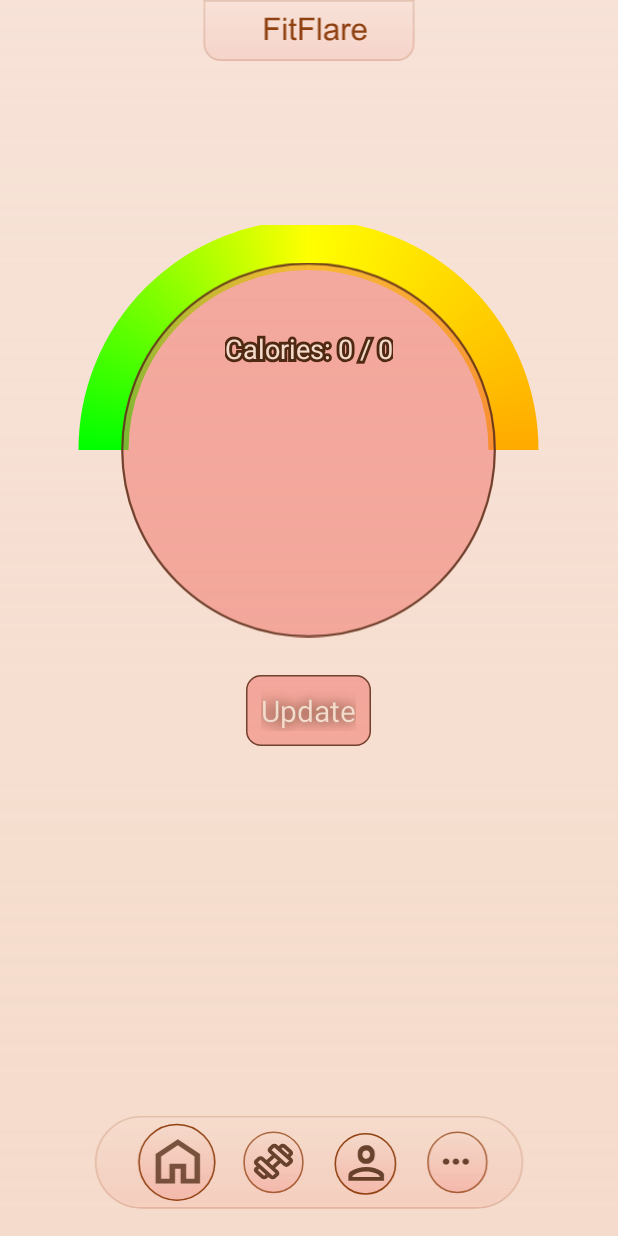
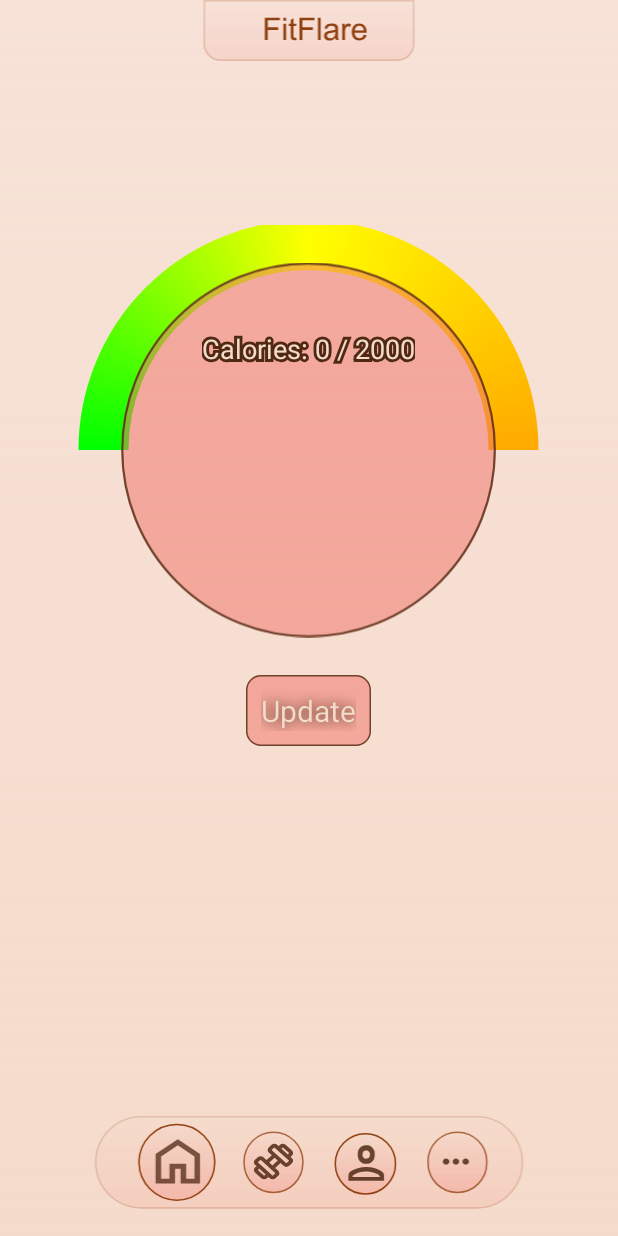
Before and after one commit to sneri12pic/FitnessApp, an Android app: the screen it shows after launch (HomeActivity), after a tap on "Start", on a phone screen of 412 x 824 dp. Run offline under Robolectric (Android 15) with nearby library versions, the light colour scheme and no system bars; our stand-ins replace CircleImageView, Room's generated code.

Commit message:
feat: Migrate app from version 1 to 2 and add CaloriesTracker
- Migrated database from version 1 to version 2
- Added new CaloriesTracker table for tracking user calories
- Implemented saving and displaying of calorie data
- Verified that data is correctly stored and displayed in the app

```diff
--- a/app/src/main/java/com/example/fitnessapp/HomeActivity.java
+++ b/app/src/main/java/com/example/fitnessapp/HomeActivity.java
@@ -1,90 +1,123 @@
 package com.example.fitnessapp;
 
-import android.content.Context;
+
 import android.content.Intent;
 import android.os.Bundle;
 import android.view.View;
 import android.widget.Button;
 import android.widget.EditText;
-import android.view.inputmethod.InputMethodManager;
 import android.widget.ImageView;
 import android.widget.TextView;
 import androidx.appcompat.app.AppCompatActivity;
+import androidx.room.Room;
+
+import com.example.fitnessapp.dao.CaloriesTrackerDao;
+import com.example.fitnessapp.dao.UserProfileDao;
+import com.example.fitnessapp.db.AppDatabase;
+import com.example.fitnessapp.model.CaloriesTracker;
+import com.example.fitnessapp.model.UserProfile;
+
+import java.util.Date;
+import java.util.List;
+
+import java.util.concurrent.ExecutorService;
+import java.util.concurrent.Executors;
 
 
 public class HomeActivity extends AppCompatActivity {
-    private Button profile;
-    private Button home;
-    private Button exercise;
-    private Button settings;
-    private Button updateButton;
-    private EditText editText;
-    private TextView stepsCounterFilled;
-    private TextView stepsCounterFilledStroked;
+
+    private CaloriesTrackerDao daoCalories;
+    private UserProfileDao daoProfile;
+    private UserProfile currentUser;
+    private int caloriesLimit;
+    private float percent;
 
     private EditText inputLimit, inputCalories;
     private TextView statusText;
     private GaugeView gaugeView;
-    private int calorieLimit = 2000;
-    private int consumedCalories = 0;
     private ImageView imgAddFood;
 
+    private Button btnAddFood, updateButton;
     private boolean isEditTextVisible = false;
+    private int consumedCalories = 0;
+    private int calFood = 0;
+
     @Override
     protected void onCreate(Bundle savedInstanceState) {
         super.onCreate(savedInstanceState);
         setContentView(R.layout.activity_home);
 
-        profile = findViewById(R.id.btn_profile);
-        home = findViewById(R.id.btn_home);
-        exercise = findViewById(R.id.btn_exercise);
-        settings = findViewById(R.id.btn_settings);
-        updateButton = findViewById(R.id.btn_update);
+        // Create an instance of database(To Save CaloriesTracker data)
+        AppDatabase db = Room.databaseBuilder(getApplicationContext(), AppDatabase.class, "fitness_db")
+                .addMigrations(AppDatabase.MIGRATION_1_2)
+                .build();
 
-        editText = findViewById(R.id.editText);
-        stepsCounterFilled = findViewById(R.id.steps_counter_filled);
-        stepsCounterFilledStroked = findViewById(R.id.steps_counter_filled_stroked);
+        daoCalories = db.caloriesTrackerDao();
+        daoProfile = db.userProfileDao();
 
-        inputLimit = findViewById(R.id.inputLimit);
+        CaloriesTracker caloriesTracker = new CaloriesTracker();
+
+        // Calorie Tracker UI binders
+        inputLimit = findViewById(R.id.input_limit);
         inputCalories = findViewById(R.id.inputCalories);
         statusText = findViewById(R.id.statusText);
         gaugeView = findViewById(R.id.gaugeView);
         imgAddFood = findViewById(R.id.img_add_food);
+        btnAddFood = findViewById(R.id.btnAddFood);
+        updateButton = findViewById(R.id.btn_update);
 
-        Button btnAddFood = findViewById(R.id.btnAddFood);
+        ExecutorService executor = Executors.newSingleThreadExecutor();
+        executor.execute(() -> {
+            // Check if user exists
+            List<UserProfile> allUsers = daoProfile.getAllProfiles();
+            if (allUsers.isEmpty()) {
+                // Create default user
+                UserProfile newUser = new UserProfile();
+                newUser.name = "Alex";
+                newUser.caloriesLimit = 2000; // default limit
+                daoProfile.insertProfile(newUser);
+
+                allUsers = daoProfile.getAllProfiles();
+            }
+
+            // Use the first user
+            currentUser = allUsers.get(0);
+            int currentUserId = currentUser.id;
+            caloriesLimit = currentUser.caloriesLimit;
+
+            // Load consumed calories for this user
+            List<CaloriesTracker> entries = daoCalories.getEntriesForUser(currentUserId);
+            consumedCalories = 0;
+            for (CaloriesTracker entry : entries) {
+                consumedCalories += entry.calories;
+            }
+            percent = (float) consumedCalories / caloriesLimit;
+
+            // Update UI on main thread
+            runOnUiThread(() -> {
+                gaugeView.setPercent(percent);
+                statusText.setText("Calories: " + consumedCalories + " / " + caloriesLimit);
+
+                // Safe to use userProfile and daoProfile
                 btnAddFood.setOnClickListener(v -> {
+
                     String foodStr = inputCalories.getText().toString();
                     if (!foodStr.isEmpty()) {
-                consumedCalories += Integer.parseInt(foodStr);
-            }
+                        calFood = Integer.parseInt(foodStr);
+
+                        // Insert consumed calories to DataBase
+                        CaloriesTracker newEntry = new CaloriesTracker();
+
+                        newEntry.calories = calFood;
+                        consumedCalories += calFood;
+                        newEntry.date = new Date();
+                        newEntry.userId = currentUserId;
+                        executor.execute(() -> daoCalories.insert(newEntry));
+
                         inputCalories.setText("");
-            float percent = (float) consumedCalories / calorieLimit;
+                        percent = (float) consumedCalories / caloriesLimit;
                         gaugeView.setPercent(percent);
-            statusText.setText("Calories: " + consumedCalories + " / " + calorieLimit);
-        });
-
-        profile.setOnClickListener(new View.OnClickListener() {
-            public void onClick(View v) {
-                Intent intent = new Intent(HomeActivity.this, ProfileActivity.class);
-                startActivity(intent);
-            }
-        });
-        home.setOnClickListener(new View.OnClickListener() {
-            public void onClick(View v) {
-                Intent intent = new Intent(HomeActivity.this, HomeActivity.class);
-                startActivity(intent);
-            }
-        });
-        exercise.setOnClickListener(new View.OnClickListener() {
-            public void onClick(View v) {
-                Intent intent = new Intent(HomeActivity.this, ExerciseActivity.class);
-                startActivity(intent);
-            }
-        });
-        settings.setOnClickListener(new View.OnClickListener() {
-            public void onClick(View v) {
-                Intent intent = new Intent(HomeActivity.this, SettingsActivity.class);
-                startActivity(intent);
+                        statusText.setText("Calories: " + consumedCalories + " / " + caloriesLimit);
                     }
                 });
                 updateButton.setOnClickListener(v -> {
@@ -94,30 +127,22 @@ public class HomeActivity extends AppCompatActivity {
                         imgAddFood.setVisibility(View.INVISIBLE);
                         inputLimit.setVisibility(View.VISIBLE);
 
-                // Get text from the EditText
-                String inputText = editText.getText().toString();
-                // Set the input text to the TextViews
-                stepsCounterFilled.setText(inputText);
-                stepsCounterFilledStroked.setText(inputText);
-                // Show the TextViews and hide the EditText
-                stepsCounterFilled.setVisibility(View.VISIBLE);
-                stepsCounterFilledStroked.setVisibility(View.VISIBLE);
-                editText.setVisibility(View.INVISIBLE);
-                // Clear focus and hide the keyboard
-                editText.clearFocus();
-                InputMethodManager imm = (InputMethodManager) getSystemService(Context.INPUT_METHOD_SERVICE);
-                imm.hideSoftInputFromWindow(editText.getWindowToken(), 0);
                         // Update the flag
                         isEditTextVisible = true;
                     } else {
+                        // Input Calories Limit to Database
                         String limitStr = inputLimit.getText().toString();
 
                         if (!limitStr.isEmpty()) {
-                    calorieLimit = Integer.parseInt(limitStr);
+                            currentUser.caloriesLimit = Integer.parseInt(limitStr);
+
+                            // Inset Calories Limit to DataBase
+                            executor.execute(() -> daoProfile.update(currentUser));
+                            caloriesLimit = currentUser.caloriesLimit;
                         }
-                float percent = (float) consumedCalories / calorieLimit;
+                        percent = (float) consumedCalories / caloriesLimit;
                         gaugeView.setPercent(percent);
-                statusText.setText("Calories: " + consumedCalories + " / " + calorieLimit);
+                        statusText.setText("Calories: " + consumedCalories + " / " + caloriesLimit);
                         inputCalories.setVisibility(View.VISIBLE);
                         btnAddFood.setVisibility(View.VISIBLE);
                         imgAddFood.setVisibility(View.VISIBLE);
@@ -127,6 +152,14 @@ public class HomeActivity extends AppCompatActivity {
                         isEditTextVisible = false;
                     }
                 });
+            });
+        });
+
+        // Bottom panel navigation
+        findViewById(R.id.btn_profile).setOnClickListener(v -> startActivity(new Intent(this, ProfileActivity.class)));
+        findViewById(R.id.btn_home).setOnClickListener(v -> startActivity(new Intent(this, HomeActivity.class)));
+        findViewById(R.id.btn_exercise).setOnClickListener(v -> startActivity(new Intent(this, ExerciseActivity.class)));
+        findViewById(R.id.btn_settings).setOnClickListener(v -> startActivity(new Intent(this, SettingsActivity.class)));
     }
     public void goToProfileActivity(View view) {
         Intent intent = new Intent(this, ProfileActivity.class);
--- /dev/null
+++ b/app/src/main/java/com/example/fitnessapp/dao/CaloriesTrackerDao.java
@@ -0,0 +1,23 @@
+package com.example.fitnessapp.dao;
+
+import androidx.room.Dao;
+import androidx.room.Insert;
+import androidx.room.Query;
+import androidx.room.Delete;
+
+import com.example.fitnessapp.model.CaloriesTracker;
+
+import java.util.List;
+
+@Dao
+public interface CaloriesTrackerDao {
+
+    @Insert
+    void insert(CaloriesTracker caloriesTracker);
+
+    @Query("SELECT * FROM calories_tracker WHERE userId = :userId")
+    List<CaloriesTracker> getEntriesForUser(int userId);
+
+    @Delete
+    void delete(CaloriesTracker entry);
+}
--- a/app/src/main/java/com/example/fitnessapp/dao/UserProfileDao.java
+++ b/app/src/main/java/com/example/fitnessapp/dao/UserProfileDao.java
@@ -4,15 +4,32 @@ import androidx.room.Dao;
 import androidx.room.Insert;
 import androidx.room.OnConflictStrategy;
 import androidx.room.Query;
+import androidx.room.Update;
 
 import com.example.fitnessapp.model.UserProfile;
+
+import java.util.List;
 
 @Dao
 public interface UserProfileDao {
 
+    // Insert a new profile, replace if the same primary key exists
     @Insert(onConflict = OnConflictStrategy.REPLACE)
-    void insertProfile(UserProfile profile);
+    long insertProfile(UserProfile profile);
 
+    // Get all user profiles
     @Query("SELECT * FROM user_profile LIMIT 1")
-    UserProfile getProfile();
+    List<UserProfile> getAllProfiles();
+
+    // Get a user profile by ID
+    @Query("SELECT * FROM user_profile WHERE id = :id LIMIT 1")
+    UserProfile getUserById(int id);
+
+    // Get all profile IDs
+    @Query("SELECT id FROM user_profile")
+    List<Integer> getProfileIds();
+
+    // Update a profile
+    @Update
+    void update(UserProfile userProfile);
 }
--- a/app/src/main/java/com/example/fitnessapp/db/AppDatabase.java
+++ b/app/src/main/java/com/example/fitnessapp/db/AppDatabase.java
@@ -1,12 +1,43 @@
 package com.example.fitnessapp.db;
 
 import androidx.room.Database;
+import androidx.room.TypeConverters;
 import androidx.room.RoomDatabase;
+import androidx.room.migration.Migration;
+import androidx.sqlite.db.SupportSQLiteDatabase;
 
 import com.example.fitnessapp.dao.UserProfileDao;
 import com.example.fitnessapp.model.UserProfile;
 
-@Database(entities = {UserProfile.class}, version = 1)
+import com.example.fitnessapp.dao.CaloriesTrackerDao;
+import com.example.fitnessapp.model.CaloriesTracker;
+import com.example.fitnessapp.util.Converters;
+
+import org.jspecify.annotations.NonNull;
+
+@Database(entities = {UserProfile.class, CaloriesTracker.class}, version = 2)
+@TypeConverters({Converters.class})
 public abstract class AppDatabase extends RoomDatabase {
     public abstract UserProfileDao userProfileDao();
+    public abstract CaloriesTrackerDao caloriesTrackerDao();
+
+    public static final Migration MIGRATION_1_2 = new Migration(1, 2) {
+        @Override
+        public void migrate(@NonNull SupportSQLiteDatabase database) {
+            // Add new column to existing table
+            database.execSQL("ALTER TABLE UserProfile ADD COLUMN calorieLimit INTEGER NOT NULL DEFAULT 0");
+
+            // Create new table CaloriesTracker
+            database.execSQL(
+                    "CREATE TABLE IF NOT EXISTS CaloriesTracker (" +
+                            "id INTEGER PRIMARY KEY AUTOINCREMENT NOT NULL, " +
+                            "userId INTEGER NOT NULL, " +
+                            "date INTEGER NOT NULL, " + // or TEXT, depending on how you store date
+                            "calories INTEGER NOT NULL, " +
+                            "consumedCalories INTEGER NOT NULL, " +
+                            "FOREIGN KEY(userId) REFERENCES UserProfile(id) ON DELETE CASCADE)"
+            );
+        }
+    };
+
 }
--- /dev/null
+++ b/app/src/main/java/com/example/fitnessapp/model/CaloriesTracker.java
@@ -0,0 +1,30 @@
+package com.example.fitnessapp.model;
+
+import androidx.room.ColumnInfo;
+import androidx.room.Entity;
+import androidx.room.PrimaryKey;
+import androidx.room.ForeignKey;
+import java.util.Date;
+
+// Separating CaloriesTracker for a clean database design
+// Accessing UserProfile id using @ForeignKey
+@Entity(
+        tableName = "calories_tracker",
+        foreignKeys = @ForeignKey(
+                entity = UserProfile.class,
+                parentColumns = "id",
+                childColumns = "userId",
+                onDelete = ForeignKey.CASCADE
+        )
+)
+public class CaloriesTracker {
+    @PrimaryKey(autoGenerate = true)
+    public int id;
+    @ColumnInfo(index = true)
+    public int userId;
+    public Date date;
+    // public String foodItem;
+    public int calories;
+    public int consumedCalories;
+
+}
--- a/app/src/main/java/com/example/fitnessapp/model/UserProfile.java
+++ b/app/src/main/java/com/example/fitnessapp/model/UserProfile.java
@@ -9,4 +9,5 @@ public class UserProfile {
 
     public String name;
     public String photoUri;
+    public int caloriesLimit = 2000;
 }
--- a/app/src/main/res/layout/activity_home.xml
+++ b/app/src/main/res/layout/activity_home.xml
@@ -73,7 +73,7 @@
             android:src="@drawable/circlegoal"
             android:visibility="visible"/>
         <EditText
-            android:id="@+id/inputLimit"
+            android:id="@+id/input_limit"
             android:layout_width="wrap_content"
             android:layout_height="wrap_content"
             android:hint="Set Calorie Limit"
@@ -145,51 +145,6 @@
     <RelativeLayout
         android:layout_width="match_parent"
         android:layout_height="wrap_content"
-        android:layout_marginTop="295dp">
-
-        <EditText
-            android:id="@+id/editText"
-            android:layout_width="wrap_content"
-            android:layout_height="wrap_content"
-            android:layout_centerInParent="true"
-            android:gravity="center_horizontal"
-            android:textSize="24sp"
-            android:textColor="#4F2912"
-            android:shadowDx="0"
-            android:shadowDy="0"
-            android:shadowRadius="10"
-            android:hint="Enter a number"
-            android:background="@android:color/transparent"
-            android:visibility="invisible"/>
-        <TextView
-            android:id="@+id/steps_counter_filled"
-            android:layout_width="wrap_content"
-            android:layout_height="wrap_content"
-            android:layout_centerInParent="true"
-            android:layout_marginTop="25dp"
-            android:text="0000"
-            android:textSize="24dp"
-            android:textColor="#4F2912"
-            android:shadowColor="#4F2912"
-            android:shadowDx="0"
-            android:shadowDy="0"
-            android:shadowRadius="10"
-            android:visibility="invisible"/>
-        <TextView
-            android:id="@+id/steps_counter_filled_stroked"
-            android:layout_width="wrap_content"
-            android:layout_height="wrap_content"
-            android:layout_centerInParent="true"
-            android:layout_marginTop="25dp"
-            android:text="0000"
-            android:textSize="24sp"
-            android:textColor="#F5DBCB"
-            android:visibility="invisible"/>
-    </RelativeLayout>
-
-    <RelativeLayout
-        android:layout_width="match_parent"
-        android:layout_height="wrap_content"
         android:layout_alignParentBottom="true">
 
         <ImageView
```
Also changed, not shown: app/src/main/java/com/example/fitnessapp/ProfileActivity.java (+43 -51 lines), app/src/main/java/com/example/fitnessapp/util/Converters.java (added, +16 -0 lines). Lines whose indentation alone changed are shown as unchanged.
